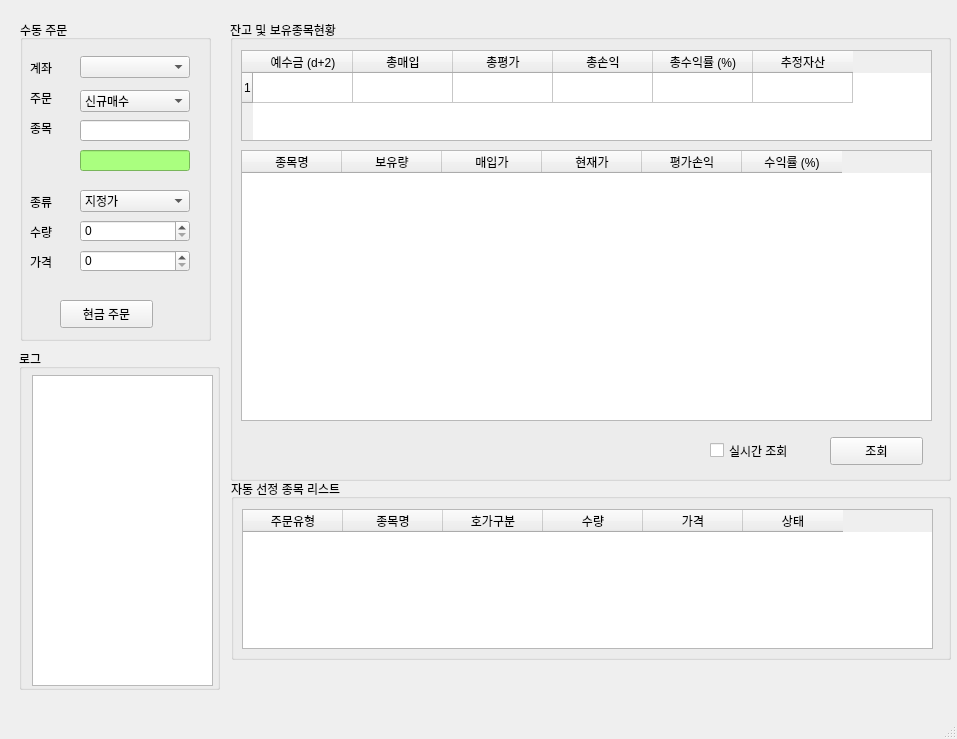
This is pytrader.ui in kminito/pytrader as Qt 5 draws it before an edit. The edited form follows.
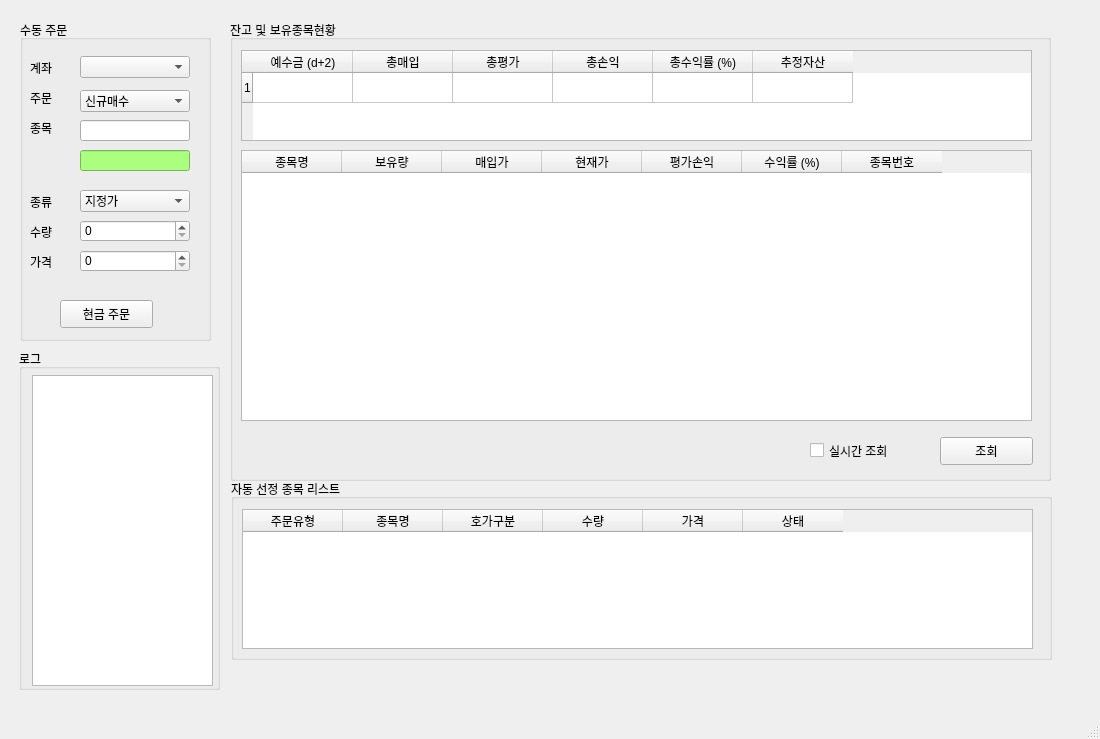
This is the edited form. Icons and pictures are not drawn.

Commit message: 보유종목 매도

The edit to the form file:
```diff
--- a/pytrader.ui
+++ b/pytrader.ui
@@ -6,7 +6,7 @@
    <rect>
     <x>0</x>
     <y>0</y>
-    <width>957</width>
+    <width>1100</width>
     <height>739</height>
    </rect>
   </property>
@@ -236,7 +236,7 @@
      <rect>
       <x>230</x>
       <y>20</y>
-      <width>721</width>
+      <width>821</width>
       <height>461</height>
      </rect>
     </property>
@@ -248,7 +248,7 @@
       <rect>
        <x>11</x>
        <y>30</y>
-       <width>691</width>
+       <width>791</width>
        <height>91</height>
       </rect>
      </property>
@@ -295,7 +295,7 @@
       <rect>
        <x>11</x>
        <y>130</y>
-       <width>691</width>
+       <width>791</width>
        <height>271</height>
       </rect>
      </property>
@@ -332,11 +332,16 @@
        <string>수익률 (%)</string>
       </property>
      </column>
+     <column>
+      <property name="text">
+       <string>종목번호</string>
+      </property>
+     </column>
     </widget>
     <widget class="QCheckBox" name="realtimeCheckBox">
      <property name="geometry">
       <rect>
-       <x>480</x>
+       <x>580</x>
        <y>421</y>
        <width>111</width>
        <height>19</height>
@@ -349,7 +354,7 @@
     <widget class="QPushButton" name="inquiryBtn">
      <property name="geometry">
       <rect>
-       <x>600</x>
+       <x>710</x>
        <y>417</y>
        <width>93</width>
        <height>28</height>
@@ -365,7 +370,7 @@
      <rect>
       <x>231</x>
       <y>479</y>
-      <width>720</width>
+      <width>821</width>
       <height>181</height>
      </rect>
     </property>
@@ -377,7 +382,7 @@
       <rect>
        <x>11</x>
        <y>30</y>
-       <width>691</width>
+       <width>791</width>
        <height>140</height>
       </rect>
      </property>
```
Left out of the diff: 2 changed lines with no effect on the pictures. The commit also changes 6 other files.
